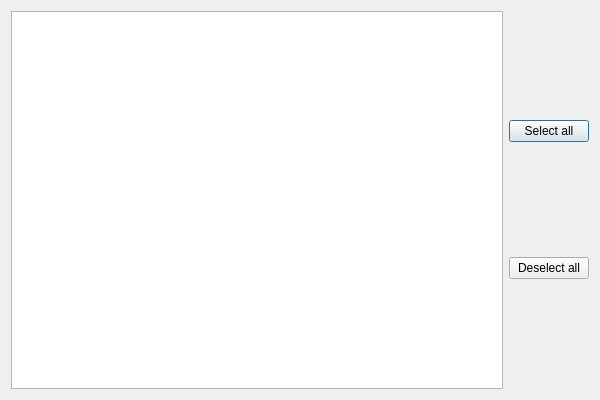
Old version of the form ui/setdefaultsbyappdialog.ui in the repository jlu5/appsel.
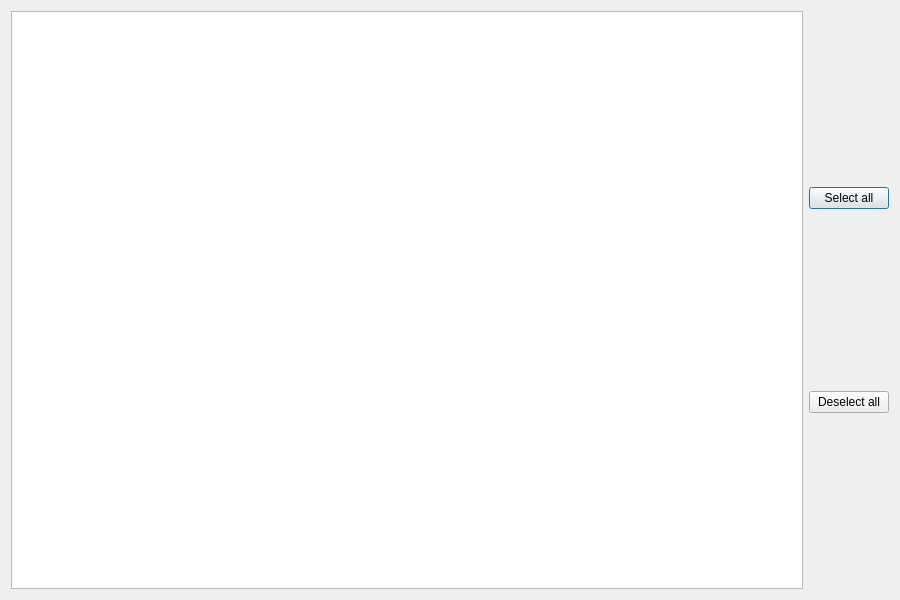
New version of the form.

Commit message:
setdefaultsbyapp: use a richer table display
Show each MIME type's file extension and status

Patch:
```diff
--- a/ui/setdefaultsbyappdialog.ui
+++ b/ui/setdefaultsbyappdialog.ui
@@ -6,8 +6,8 @@
    <rect>
     <x>0</x>
     <y>0</y>
-    <width>600</width>
-    <height>400</height>
+    <width>900</width>
+    <height>600</height>
    </rect>
   </property>
   <property name="windowTitle">
@@ -15,7 +15,32 @@
   </property>
   <layout class="QHBoxLayout" name="horizontalLayout">
    <item>
-    <widget class="QListView" name="listView"/>
+    <widget class="QTableView" name="tableView">
+     <property name="alternatingRowColors">
+      <bool>true</bool>
+     </property>
+     <property name="selectionMode">
+      <enum>QAbstractItemView::SingleSelection</enum>
+     </property>
+     <property name="selectionBehavior">
+      <enum>QAbstractItemView::SelectRows</enum>
+     </property>
+     <property name="showGrid">
+      <bool>false</bool>
+     </property>
+     <attribute name="horizontalHeaderVisible">
+      <bool>true</bool>
+     </attribute>
+     <attribute name="horizontalHeaderCascadingSectionResizes">
+      <bool>true</bool>
+     </attribute>
+     <attribute name="horizontalHeaderStretchLastSection">
+      <bool>true</bool>
+     </attribute>
+     <attribute name="verticalHeaderVisible">
+      <bool>false</bool>
+     </attribute>
+    </widget>
    </item>
    <item>
     <layout class="QVBoxLayout" name="verticalLayout">
```
The commit also changes 4 other files.
